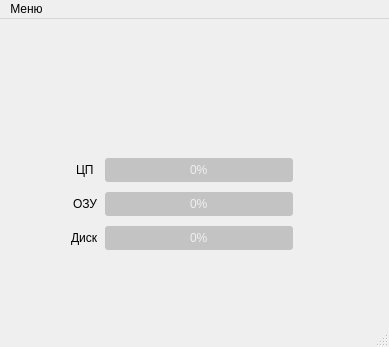
Above: mainwindow.ui from ElderPolokus/PC_resources before the change. Below: the same form after it.
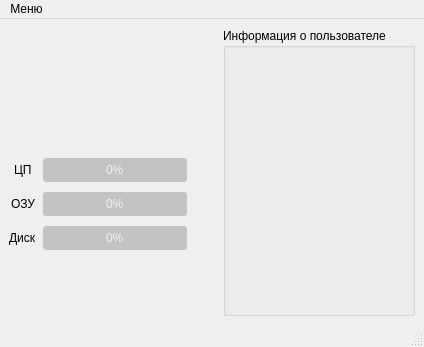
That is the form after the change. Icons and pictures are not drawn.

Commit message: rework interface for userinfo

Diff of the .ui file:
```diff
--- a/mainwindow.ui
+++ b/mainwindow.ui
@@ -6,19 +6,19 @@
    <rect>
     <x>0</x>
     <y>0</y>
-    <width>389</width>
+    <width>424</width>
     <height>347</height>
    </rect>
   </property>
   <property name="minimumSize">
    <size>
-    <width>300</width>
+    <width>400</width>
     <height>280</height>
    </size>
   </property>
   <property name="maximumSize">
    <size>
-    <width>400</width>
+    <width>700</width>
     <height>370</height>
    </size>
   </property>
@@ -26,14 +26,11 @@
    <string>Мониторинг ресурсов</string>
   </property>
   <widget class="QWidget" name="centralwidget">
-   <layout class="QVBoxLayout" name="verticalLayout">
-    <property name="spacing">
-     <number>12</number>
-    </property>
+   <layout class="QGridLayout" name="gridLayout">
     <property name="bottomMargin">
      <number>9</number>
     </property>
-    <item>
+    <item row="0" column="0">
      <layout class="QFormLayout" name="formLayout">
       <property name="labelAlignment">
        <set>Qt::AlignHCenter|Qt::AlignTop</set>
@@ -197,6 +194,38 @@
       </item>
      </layout>
     </item>
+    <item row="0" column="1">
+     <widget class="QGroupBox" name="groupBox">
+      <property name="minimumSize">
+       <size>
+        <width>150</width>
+        <height>0</height>
+       </size>
+      </property>
+      <property name="maximumSize">
+       <size>
+        <width>16777215</width>
+        <height>16777215</height>
+       </size>
+      </property>
+      <property name="title">
+       <string>Информация о пользователе</string>
+      </property>
+      <widget class="QLabel" name="label_4">
+       <property name="geometry">
+        <rect>
+         <x>10</x>
+         <y>20</y>
+         <width>131</width>
+         <height>261</height>
+        </rect>
+       </property>
+       <property name="text">
+        <string/>
+       </property>
+      </widget>
+     </widget>
+    </item>
    </layout>
   </widget>
   <widget class="QMenuBar" name="menubar">
@@ -204,7 +233,7 @@
     <rect>
      <x>0</x>
      <y>0</y>
-     <width>389</width>
+     <width>424</width>
      <height>22</height>
     </rect>
    </property>
```
The commit also changes 2 other files.
